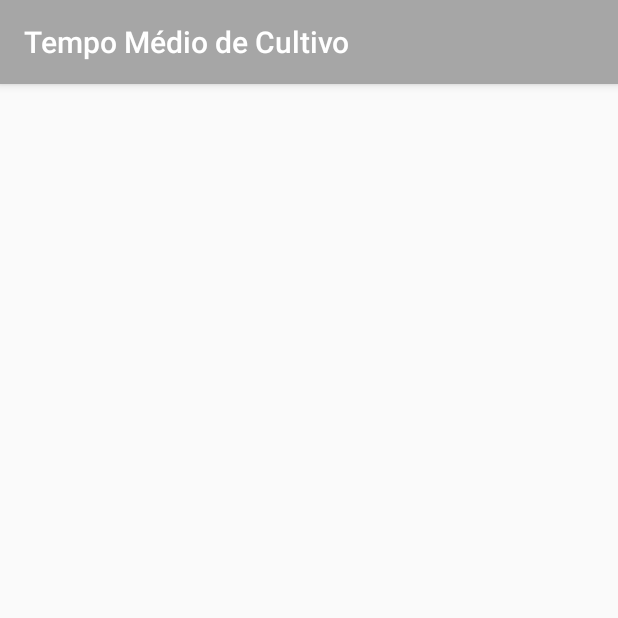
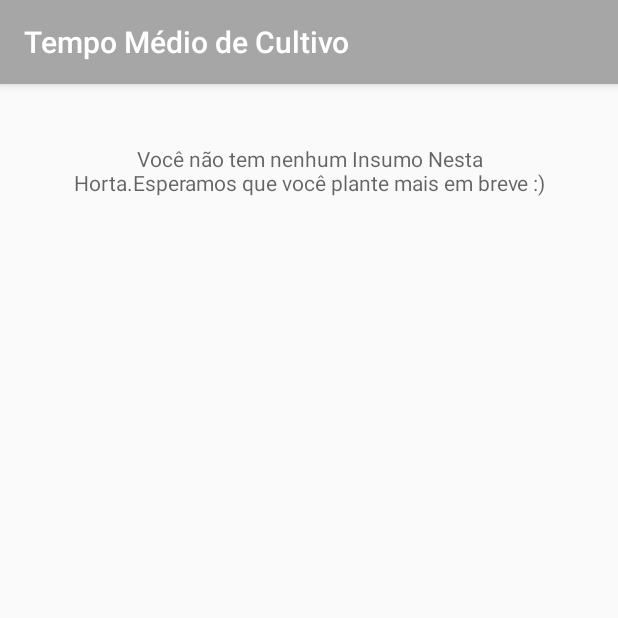
Before and after one commit to romariobs/empsoft-project, an Android app: the DuracaoDeCultivo screen opened directly, with no data from a screen before it, on a phone screen of 412 x 824 dp, the top half of it. Run offline under Robolectric (Android 15) with nearby library versions, the phone set to English and light mode, and no system bars; our stand-ins replace Firebase (no records; nobody signed in at launch, a user with empty details on screens opened directly); 3 statements that could not run were skipped.

Commit message:
Mostrar mensgaem quando não tem Insumo

```diff
--- a/app/src/main/java/br/edu/ufcg/empsoft/activities/DuracaoDeCultivo.java
+++ b/app/src/main/java/br/edu/ufcg/empsoft/activities/DuracaoDeCultivo.java
@@ -7,6 +7,7 @@ import android.support.v7.widget.RecyclerView;
 import android.view.View;
 import android.widget.Button;
 import android.widget.ListView;
+import android.widget.TextView;
 
 import java.lang.reflect.Array;
 import java.util.ArrayList;
@@ -27,6 +28,11 @@ public class DuracaoDeCultivo extends AppCompatActivity {
 
         insumos = (Insumo[]) getIntent().getExtras().get("insumos");
 
+        if (insumos.length > 0) {
+            TextView semInsumo = (TextView) findViewById(R.id.semInsumo);
+            semInsumo.setVisibility(View.INVISIBLE);
+        }
+
         RecyclerView recyclerView = (RecyclerView) findViewById(R.id.recycler);
         recyclerView.setAdapter(new CultivoAdapter(insumos, this));
 
--- a/app/src/main/res/layout/duracao_de_cultivo.xml
+++ b/app/src/main/res/layout/duracao_de_cultivo.xml
@@ -13,4 +13,20 @@
 
     </android.support.v7.widget.RecyclerView>
 
+    <TextView
+        android:id="@+id/semInsumo"
+        android:layout_width="wrap_content"
+        android:layout_height="188dp"
+        android:padding="40dp"
+        android:paddingBottom="40dp"
+        android:paddingEnd="40dp"
+        android:paddingLeft="40dp"
+        android:paddingRight="40dp"
+        android:paddingStart="40dp"
+        android:paddingTop="40dp"
+        android:text="Você não tem nenhum Insumo Nesta Horta.Esperamos que você plante mais em breve :)"
+        android:textAlignment="center"
+        android:textAppearance="@style/TextAppearance.AppCompat.Caption"
+        android:textSize="14sp" />
+
 </android.support.design.widget.CoordinatorLayout>
```
